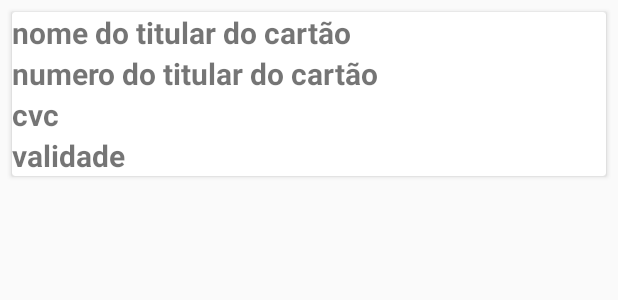
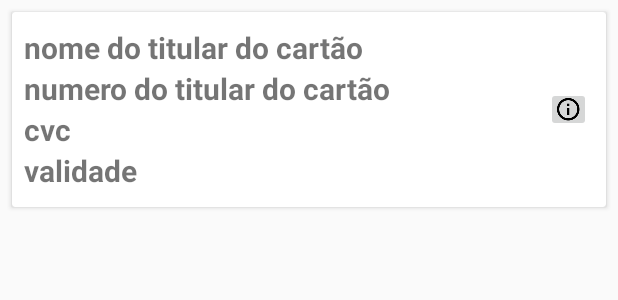
Before and after one commit to gustavocorreia/EazySplitPF, an Android app: the layout card_row.xml on its own in the app's theme, with its tools: preview values and no code run, on a phone screen of 412 x 824 dp. Shown: the top 300 px of the screen. Run offline under Robolectric (Android 15) with nearby library versions, the phone set to English and light mode, and no system bars.

Commit message:
listar Cartões e Edição

```diff
--- a/app/src/main/java/br/com/eazysplit/pf/ui/CardActivity.kt
+++ b/app/src/main/java/br/com/eazysplit/pf/ui/CardActivity.kt
@@ -85,6 +85,10 @@ class CardActivity : AppCompatActivity() {
                 cardCollection.document(cardID!!).set(card).addOnCompleteListener {
                     if(it.isSuccessful){
                         Toast.makeText(this, getString(R.string.successfull_add_card), Toast.LENGTH_SHORT).show()
+
+                        val cardListIntent = Intent(this@CardActivity, CardListActivity::class.java)
+                        startActivity(cardListIntent)
+                        finish()
                     }else {
                         Toast.makeText(this@CardActivity, it.exception?.message, Toast.LENGTH_SHORT).show()
                     }
--- a/app/src/main/res/layout/card_row.xml
+++ b/app/src/main/res/layout/card_row.xml
@@ -1,15 +1,21 @@
 <?xml version="1.0" encoding="utf-8"?>
 <android.support.v7.widget.CardView
         xmlns:android="http://schemas.android.com/apk/res/android"
-        xmlns:tools="http://schemas.android.com/tools"
+        xmlns:tools="http://schemas.android.com/tools" xmlns:app="http://schemas.android.com/apk/res-auto"
         android:layout_margin="8dp"
         android:layout_width="match_parent"
         android:layout_height="wrap_content">
+
+    <android.support.constraint.ConstraintLayout android:layout_width="match_parent"
+                                                 android:layout_height="match_parent">
         <LinearLayout
-                android:layout_width="match_parent"
-                android:layout_height="wrap_content"
+                android:layout_width="337dp"
+                android:layout_height="114dp"
                 android:gravity="center"
-                android:orientation="vertical">
+                android:orientation="vertical" android:layout_marginStart="8dp"
+                app:layout_constraintStart_toStartOf="parent" android:layout_marginTop="8dp"
+                app:layout_constraintTop_toTopOf="parent" android:layout_marginBottom="8dp"
+                app:layout_constraintBottom_toBottomOf="parent" android:id="@+id/linearLayout2">
 
             <TextView
                     android:id="@+id/tvName"
@@ -17,21 +23,21 @@
                     android:layout_height="wrap_content"
                     android:textSize="20sp"
                     android:textStyle="bold"
-                    tools:text="nome do titular do cartão " />
+                    tools:text="nome do titular do cartão "/>
             <TextView
                     android:id="@+id/tvNumber"
                     android:layout_width="match_parent"
                     android:layout_height="wrap_content"
                     android:textSize="20sp"
                     android:textStyle="bold"
-                    tools:text="numero do titular do cartão " />
+                    tools:text="numero do titular do cartão "/>
             <TextView
                     android:id="@+id/tvCVC"
                     android:layout_width="match_parent"
                     android:layout_height="wrap_content"
                     android:textSize="20sp"
                     android:textStyle="bold"
-                  tools:text="cvc " />
+                    tools:text="cvc "/>
 
             <TextView
                     android:id="@+id/tvExpiration"
@@ -39,7 +45,33 @@
                     android:layout_height="wrap_content"
                     android:textSize="20sp"
                     android:textStyle="bold"
-                  tools:text="validade " />
+                    tools:text="validade "/>
         </LinearLayout>
 
+        <LinearLayout
+                android:layout_width="wrap_content"
+                android:layout_height="wrap_content" app:layout_constraintEnd_toEndOf="parent"
+                android:layout_marginEnd="8dp" app:layout_constraintStart_toEndOf="@+id/linearLayout2"
+                android:layout_marginStart="8dp" android:layout_marginBottom="8dp"
+                app:layout_constraintBottom_toBottomOf="parent" android:layout_marginTop="8dp"
+                app:layout_constraintTop_toTopOf="parent">
+
+            <ImageButton
+                    android:id="@+id/btDelete"
+                    android:layout_width="30dp"
+                    android:layout_height="30dp"
+                    android:contentDescription="@string/image_view_delete_card"
+                    app:srcCompat="@drawable/ic_information_outline_black_18dp"/>
+
+            <!--<ImageView
+                    android:id="@+id/ivDelete"
+                    android:layout_width="30dp"
+                    android:layout_height="30dp"
+                    app:srcCompat="@drawable/ic_delete" />-->
+
+        </LinearLayout>
+
+    </android.support.constraint.ConstraintLayout>
+
+
 </android.support.v7.widget.CardView>
--- a/app/src/main/res/values/strings.xml
+++ b/app/src/main/res/values/strings.xml
@@ -75,5 +75,6 @@
     <string name="cvc">cvc</string>
     <string name="etExpiration">Expiration</string>
     <string name="successfull_add_card">Card added or changed successfully</string>
+    <string name="image_view_delete_card">Delete Card</string>
 
 </resources>
--- a/build.gradle
+++ b/build.gradle
@@ -8,7 +8,7 @@ buildscript {
 
     }
     dependencies {
-        classpath 'com.android.tools.build:gradle:3.4.0'
+        classpath 'com.android.tools.build:gradle:3.4.1'
         classpath "org.jetbrains.kotlin:kotlin-gradle-plugin:$kotlin_version"
         // NOTE: Do not place your application dependencies here; they belong
         // in the individual module build.gradle files
```
Also changed, not shown: app/src/main/java/br/com/eazysplit/pf/adapters/CardListAdapter.kt (+10 -1 lines), app/src/main/java/br/com/eazysplit/pf/ui/CardListActivity.kt (+11 -2 lines), app/src/main/res/layout/activity_card_list.xml (+16 -3 lines), 1 other file. Lines whose indentation alone changed are shown as unchanged.
